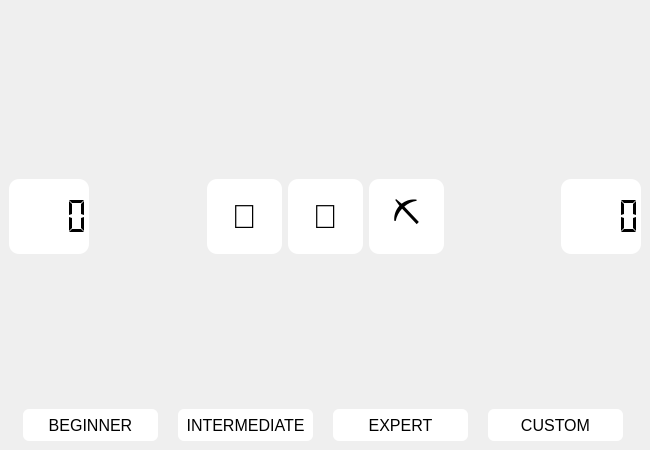
rekin5320/minesweeper, file minesweeper_ui.ui: the form before one commit.
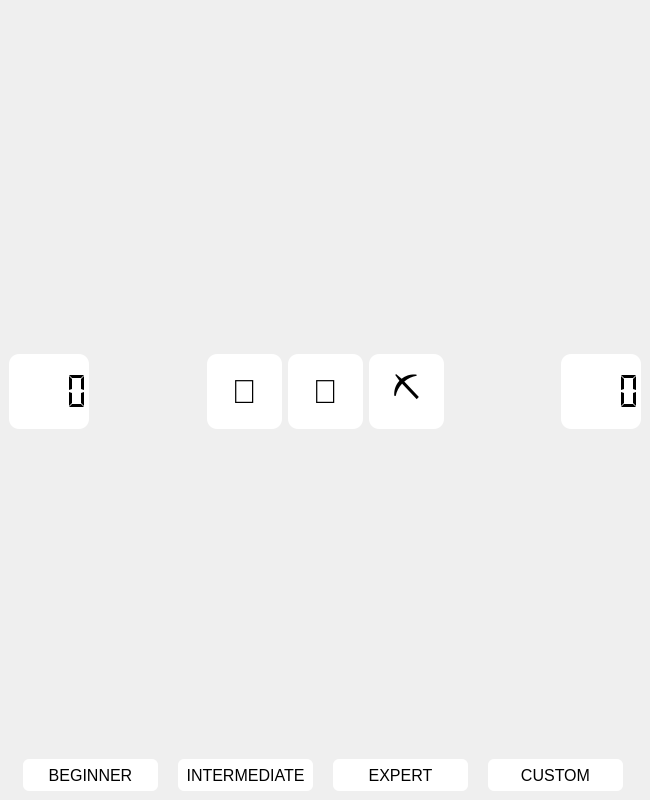
The form after the commit. Icons and pictures are not drawn.

Commit message: Increased window height to make more vertical space between UI elements

The edit to the form file:
```diff
--- a/minesweeper_ui.ui
+++ b/minesweeper_ui.ui
@@ -7,7 +7,7 @@
     <x>0</x>
     <y>0</y>
     <width>650</width>
-    <height>450</height>
+    <height>800</height>
    </rect>
   </property>
   <property name="windowTitle">
```
The commit also changes 1 other file.
